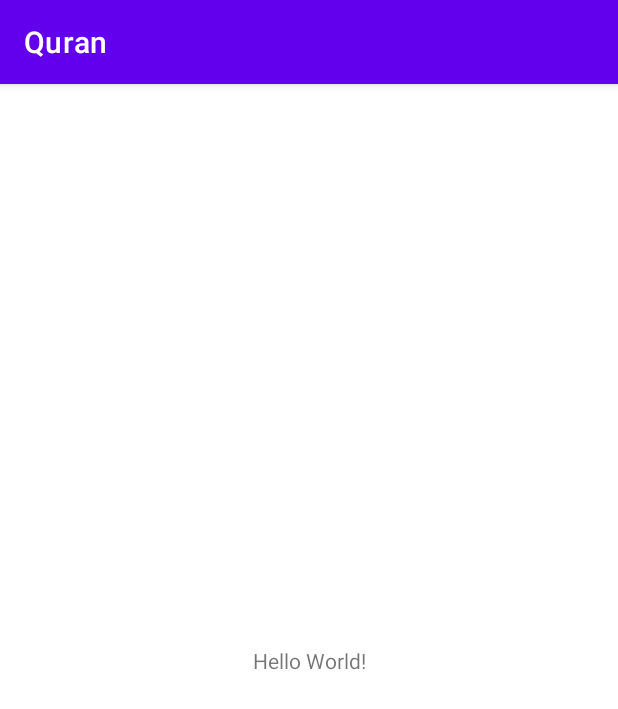
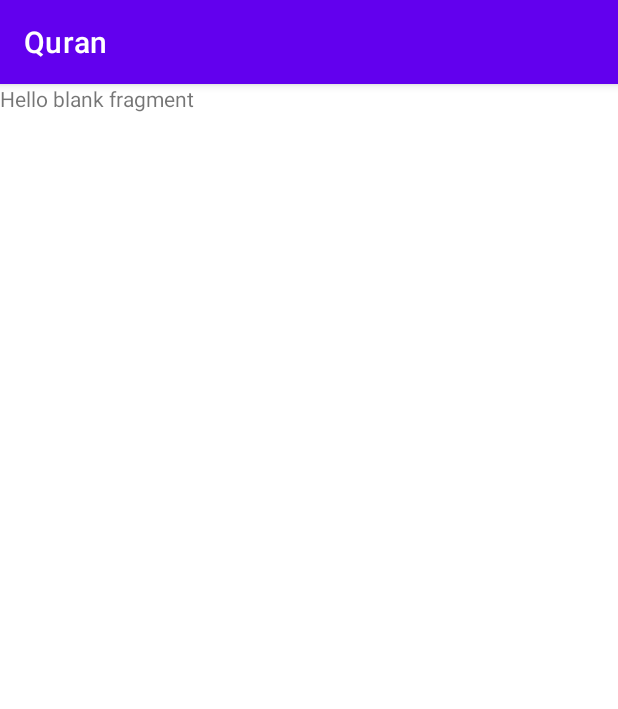
Before and after one commit to javeria-amatul/quran, an Android app: the screen it shows after launch (MainActivity), on a phone screen of 412 x 824 dp. Shown: the top 709 px of the screen. Run offline under Robolectric (Android 15) with nearby library versions, the phone set to English and light mode, and no system bars; our stand-ins replace Dagger/Hilt's generated code.

Commit message:
- Added Hilt for dependency injection - Created basic flow with Jetpack Navigation Component

```diff
--- a/app/src/main/AndroidManifest.xml
+++ b/app/src/main/AndroidManifest.xml
@@ -3,6 +3,7 @@
     package="com.javeria.quran">
 
     <application
+        android:name=".Application"
         android:allowBackup="true"
         android:icon="@mipmap/ic_launcher"
         android:label="@string/app_name"
@@ -14,7 +15,6 @@
             android:exported="true">
             <intent-filter>
                 <action android:name="android.intent.action.MAIN" />
-
                 <category android:name="android.intent.category.LAUNCHER" />
             </intent-filter>
         </activity>
--- /dev/null
+++ b/app/src/main/java/com/javeria/quran/Application.kt
@@ -0,0 +1,7 @@
+package com.javeria.quran
+
+import android.app.Application
+import dagger.hilt.android.HiltAndroidApp
+
+@HiltAndroidApp
+class Application: Application()
--- a/app/src/main/java/com/javeria/quran/MainActivity.kt
+++ b/app/src/main/java/com/javeria/quran/MainActivity.kt
@@ -2,10 +2,18 @@ package com.javeria.quran
 
 import androidx.appcompat.app.AppCompatActivity
 import android.os.Bundle
+import com.javeria.quran.databinding.ActivityMainBinding
+import dagger.hilt.android.AndroidEntryPoint
 
+@AndroidEntryPoint
 class MainActivity : AppCompatActivity() {
+
+    private lateinit var binding: ActivityMainBinding
+
     override fun onCreate(savedInstanceState: Bundle?) {
         super.onCreate(savedInstanceState)
-        setContentView(R.layout.activity_main)
+        binding = ActivityMainBinding.inflate(layoutInflater)
+        val view = binding.root
+        setContentView(view)
     }
 }
--- /dev/null
+++ b/app/src/main/java/com/javeria/quran/presentation/HomeFragment.kt
@@ -0,0 +1,76 @@
+package com.javeria.quran.presentation
+
+import android.os.Bundle
+import androidx.fragment.app.Fragment
+import android.view.LayoutInflater
+import android.view.View
+import android.view.ViewGroup
+import android.widget.TextView
+import androidx.navigation.NavController
+import androidx.navigation.fragment.findNavController
+import com.javeria.quran.R
+
+// TODO: Rename parameter arguments, choose names that match
+// the fragment initialization parameters, e.g. ARG_ITEM_NUMBER
+private const val ARG_PARAM1 = "param1"
+private const val ARG_PARAM2 = "param2"
+
+/**
+ * A simple [Fragment] subclass.
+ * Use the [HomeFragment.newInstance] factory method to
+ * create an instance of this fragment.
+ */
+class HomeFragment : Fragment() {
+    // TODO: Rename and change types of parameters
+    private var param1: String? = null
+    private var param2: String? = null
+    private lateinit var navController: NavController
+
+    override fun onCreate(savedInstanceState: Bundle?) {
+        super.onCreate(savedInstanceState)
+        arguments?.let {
+            param1 = it.getString(ARG_PARAM1)
+            param2 = it.getString(ARG_PARAM2)
+        }
+        navController = findNavController()
+    }
+
+    override fun onCreateView(
+        inflater: LayoutInflater, container: ViewGroup?,
+        savedInstanceState: Bundle?
+    ): View? {
+        // Inflate the layout for this fragment
+        return inflater.inflate(R.layout.fragment_home, container, false)
+    }
+
+    companion object {
+        /**
+         * Use this factory method to create a new instance of
+         * this fragment using the provided parameters.
+         *
+         * @param param1 Parameter 1.
+         * @param param2 Parameter 2.
+         * @return A new instance of fragment HomeFragment.
+         */
+        // TODO: Rename and change types and number of parameters
+        @JvmStatic
+        fun newInstance(param1: String, param2: String) =
+            HomeFragment().apply {
+                arguments = Bundle().apply {
+                    putString(ARG_PARAM1, param1)
+                    putString(ARG_PARAM2, param2)
+                }
+            }
+    }
+
+    override fun onViewCreated(view: View, savedInstanceState: Bundle?) {
+        super.onViewCreated(view, savedInstanceState)
+        view.findViewById<TextView>(R.id.hello)?.let {
+            it.setOnClickListener {
+                val actionToReadListenFragment =
+                    HomeFragmentDirections.actionHomeFragmentToReadListenFragment()
+                navController.navigate(actionToReadListenFragment)
+            }
+        }
+    }
+}
--- a/app/src/main/res/layout/activity_main.xml
+++ b/app/src/main/res/layout/activity_main.xml
@@ -6,13 +6,17 @@
     android:layout_height="match_parent"
     tools:context=".MainActivity">
 
-    <TextView
-        android:layout_width="wrap_content"
-        android:layout_height="wrap_content"
-        android:text="Hello World!"
-        app:layout_constraintBottom_toBottomOf="parent"
+    <androidx.fragment.app.FragmentContainerView
+        android:id="@+id/nav_host_fragment"
+        android:name="androidx.navigation.fragment.NavHostFragment"
+        android:layout_width="0dp"
+        android:layout_height="0dp"
         app:layout_constraintLeft_toLeftOf="parent"
         app:layout_constraintRight_toRightOf="parent"
-        app:layout_constraintTop_toTopOf="parent" />
+        app:layout_constraintTop_toTopOf="parent"
+        app:layout_constraintBottom_toBottomOf="parent"
+        app:defaultNavHost="true"
+        app:navGraph="@navigation/nav_graph"
+        tools:layout="@layout/activity_main" />
 
 </androidx.constraintlayout.widget.ConstraintLayout>
--- /dev/null
+++ b/app/src/main/res/layout/fragment_home.xml
@@ -0,0 +1,16 @@
+<?xml version="1.0" encoding="utf-8"?>
+<FrameLayout xmlns:android="http://schemas.android.com/apk/res/android"
+    xmlns:tools="http://schemas.android.com/tools"
+    android:layout_width="match_parent"
+    android:layout_height="match_parent"
+    tools:context=".presentation.HomeFragment">
+
+    <!-- TODO: Update blank fragment layout -->
+    <TextView
+        android:id="@+id/hello"
+        android:clickable="true"
+        android:layout_width="match_parent"
+        android:layout_height="match_parent"
+        android:text="@string/hello_blank_fragment" />
+
+</FrameLayout>
--- /dev/null
+++ b/app/src/main/res/navigation/nav_graph.xml
@@ -0,0 +1,21 @@
+<?xml version="1.0" encoding="utf-8"?>
+<navigation xmlns:android="http://schemas.android.com/apk/res/android"
+    xmlns:app="http://schemas.android.com/apk/res-auto"
+    xmlns:tools="http://schemas.android.com/tools"
+    android:id="@+id/nav_graph"
+    app:startDestination="@id/homeFragment">
+    <fragment
+        android:id="@+id/homeFragment"
+        android:name="com.javeria.quran.presentation.HomeFragment"
+        android:label="fragment_home"
+        tools:layout="@layout/fragment_home" >
+        <action
+            android:id="@+id/action_homeFragment_to_readListenFragment"
+            app:destination="@id/readListenFragment" />
+    </fragment>
+    <fragment
+        android:id="@+id/readListenFragment"
+        android:name="com.javeria.quran.presentation.ReadListenFragment"
+        android:label="fragment_read_listen"
+        tools:layout="@layout/fragment_read_listen" />
+</navigation>
--- a/app/src/main/res/values/strings.xml
+++ b/app/src/main/res/values/strings.xml
@@ -1,3 +1,5 @@
 <resources>
     <string name="app_name">Quran</string>
+    <!-- TODO: Remove or change this placeholder text -->
+    <string name="hello_blank_fragment">Hello blank fragment</string>
 </resources>
--- a/build.gradle.kts
+++ b/build.gradle.kts
@@ -7,6 +7,8 @@ buildscript {
     dependencies {
         classpath(Plugins.androidGradlePlugin)
         classpath(Plugins.kotlinGradlePlugin)
+        classpath(Plugins.hiltPlugin)
+        classpath(Plugins.safeArgsGradle)
     }
 }
 
--- a/buildSrc/src/main/kotlin/Dependencies.kt
+++ b/buildSrc/src/main/kotlin/Dependencies.kt
@@ -9,4 +9,10 @@ object Dependencies {
     const val junit = "junit:junit:${Versions.junitVersion}"
     const val junitExt = "androidx.test.ext:junit:${Versions.junitExtVersion}"
     const val espressoCore = "androidx.test.espresso:espresso-core:${Versions.espressoCoreVersion}"
+    const val hiltAndroid = "com.google.dagger:hilt-android:${Versions.hiltVersion}"
+    const val hiltCompiler = "com.google.dagger:hilt-compiler:${Versions.hiltVersion}"
+    const val hiltAndroidTesting = "com.google.dagger:hilt-android-testing:${Versions.hiltVersion}"
+    const val navigationFragment = "androidx.navigation:navigation-fragment-ktx:${Versions.navComponentVersion}"
+    const val navigationUi = "androidx.navigation:navigation-ui-ktx:${Versions.navComponentVersion}"
+    const val navigationDynamixFeaturesFragment = "androidx.navigation:navigation-dynamic-features-fragment:${Versions.navComponentVersion}"
 }
--- a/buildSrc/src/main/kotlin/Versions.kt
+++ b/buildSrc/src/main/kotlin/Versions.kt
@@ -6,4 +6,7 @@ object Versions {
     const val junitVersion = "4.12"
     const val junitExtVersion = "1.1.5"
     const val espressoCoreVersion = "3.5.1"
+    const val hiltVersion = "2.45"
+    const val androidGradleVersion = "7.2.1"
+    const val navComponentVersion = "2.5.3"
 }
```
Also changed, not shown: app/build.gradle.kts (+25 -3 lines), app/src/main/java/com/javeria/quran/presentation/ReadListenFragment.kt (added, +60 -0 lines), app/src/main/res/layout/fragment_read_listen.xml (added, +14 -0 lines), buildSrc/src/main/kotlin/Plugins.kt (+6 -18 lines).
